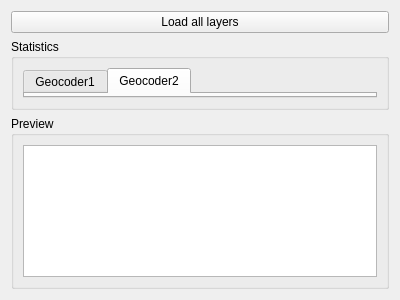
Qt form qgisplugin/anncsu_manager/resources/ui/wizard_evaluate_geocode_page.ui (anncsu-open/anncsu-manager) before a commit.
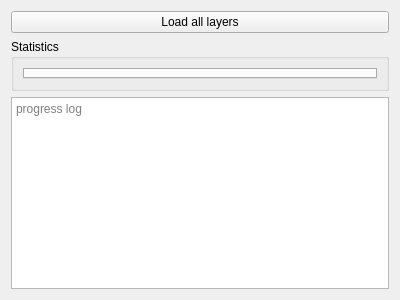
The same form after that commit.

Commit message: first draft of resume of geocoding action

What changed in the file:
```diff
--- a/qgisplugin/anncsu_manager/resources/ui/wizard_evaluate_geocode_page.ui
+++ b/qgisplugin/anncsu_manager/resources/ui/wizard_evaluate_geocode_page.ui
@@ -41,31 +41,16 @@
         <property name="currentIndex">
          <number>1</number>
         </property>
-        <widget class="QWidget" name="tab">
-         <attribute name="title">
-          <string>Geocoder1</string>
-         </attribute>
-        </widget>
-        <widget class="QWidget" name="tab_2">
-         <attribute name="title">
-          <string>Geocoder2</string>
-         </attribute>
-        </widget>
        </widget>
       </item>
      </layout>
     </widget>
    </item>
    <item>
-    <widget class="QGroupBox" name="groupBox">
-     <property name="title">
-      <string>Preview</string>
+    <widget class="QTextEdit" name="progress_text">
+     <property name="placeholderText">
+      <string>progress log</string>
      </property>
-     <layout class="QVBoxLayout" name="verticalLayout">
-      <item>
-       <widget class="QTableWidget" name="tableWidget"/>
-      </item>
-     </layout>
     </widget>
    </item>
   </layout>
```
Left out of the diff: 4 changed lines with no effect on the pictures. The commit also changes 1 other file.
